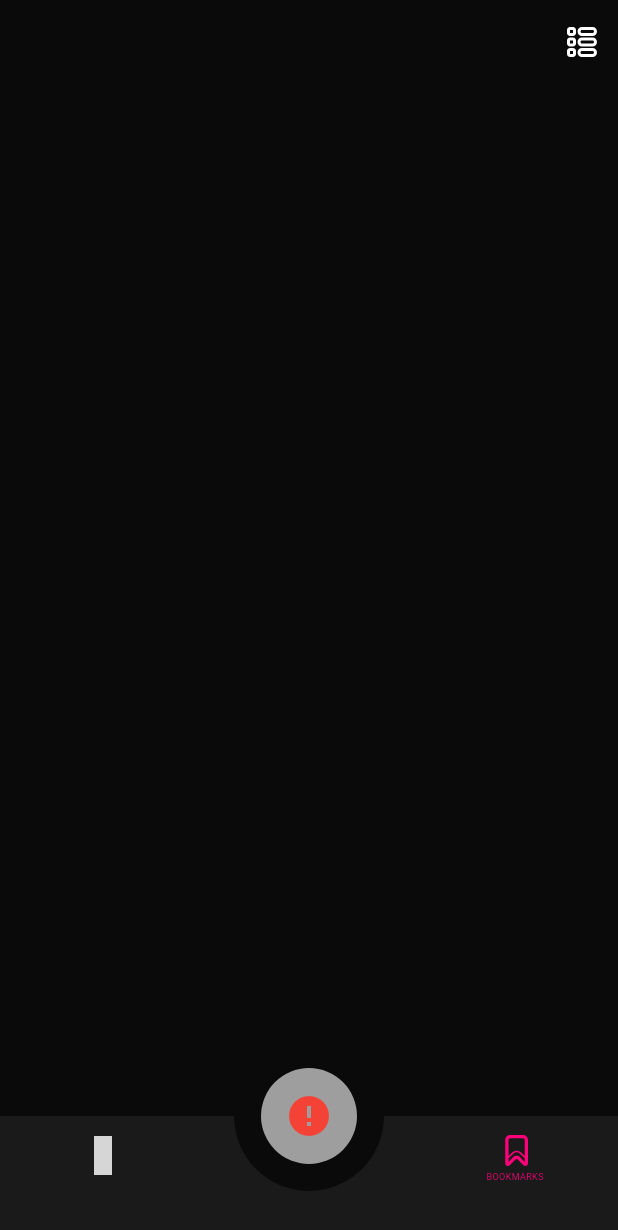
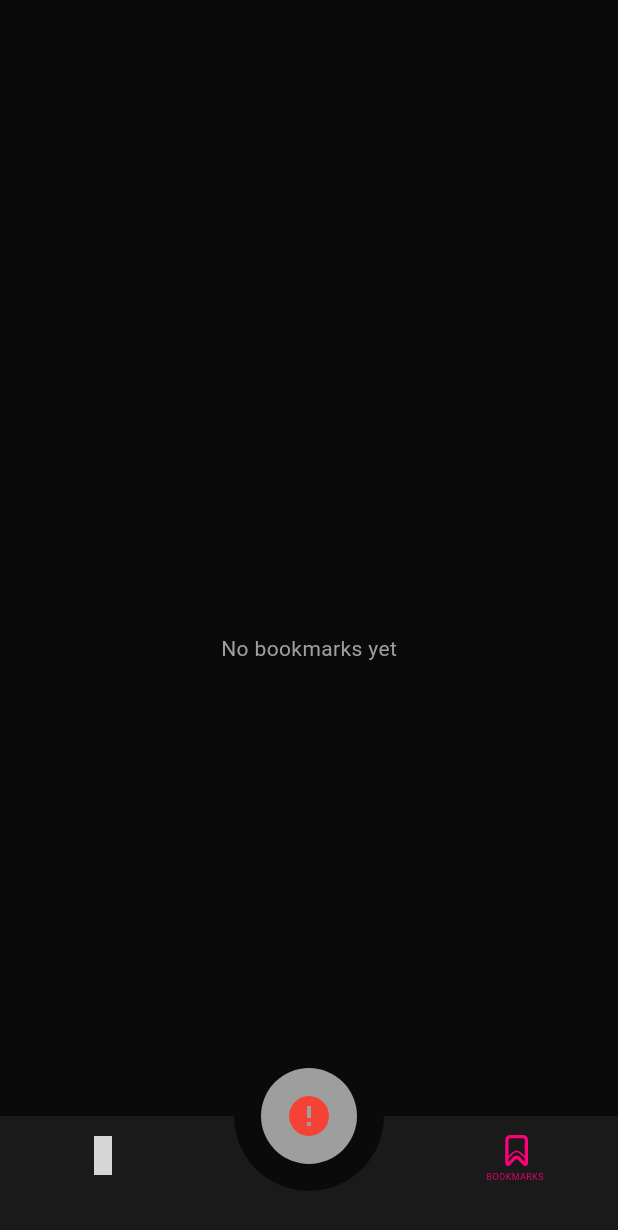
Before and after one commit to avesin/radiohub, a Flutter app: the screen it shows after launch, item 3 of the bottom bar chosen, on a phone screen of 412 x 824 dp. Shown: the top 1230 px of the screen. Run offline on Flutter 3.47's test engine with Material 3 defaults, Android fonts, the phone set to English and light mode, and no system bars; our stand-ins replace audio_service, dio, flutter_dotenv, flutter_riverpod, fluttericon, freezed_annotation and 7 more; missing offline and left inert: audio_session, dart:ffi, encrypt_shared_preferences, volume_controller; grey boxes are pictures that could not be loaded.

Commit message:
change logic when get location and fixing issue gray screen on bookmark page

```diff
--- a/lib/core/providers.dart
+++ b/lib/core/providers.dart
@@ -2,6 +2,7 @@ import 'dart:async';
 
 import 'package:dio/dio.dart';
 import 'package:encrypt_shared_preferences/provider.dart';
+import 'package:flutter/foundation.dart';
 import 'package:flutter_riverpod/flutter_riverpod.dart';
 import 'package:flutter_riverpod/legacy.dart';
 import 'package:pretty_dio_logger/pretty_dio_logger.dart';
@@ -24,16 +25,17 @@ final dioProvider = Provider<Dio>((ref) {
       receiveTimeout: Duration(seconds: 10),
     ),
   );
+  if (kDebugMode) {
     dio.interceptors.add(
       PrettyDioLogger(
         requestHeader: true,
         requestBody: true,
         filter: (options, args) {
-        //  return !options.uri.path.contains('posts');
           return !args.isResponse || !args.hasUint8ListData;
         },
       ),
     );
+  }
   return dio;
 });
 
@@ -69,9 +71,10 @@ final _audioPlayerStateProvider = StreamProvider<PlayerState>((ref) {
 
 final _playerAudioSourceProvider = StreamProvider<UriAudioSource?>((ref) {
   final player = ref.watch(audioPlayerProvider);
-  return player.sequenceStateStream.map((s) {
+  final source = player.sequenceStateStream.map((s) {
     return s.currentSource as UriAudioSource?;
   });
+  return source;
 });
 
 final audioStateProvider = Provider<AsyncValue<AudioPlayerState>>((ref) {
@@ -82,6 +85,10 @@ final audioStateProvider = Provider<AsyncValue<AudioPlayerState>>((ref) {
   if (processing is AsyncData &&
       playerState is AsyncData &&
       source is AsyncData) {
+    print(
+      "AudioState updated tag: ${source.value?.headers.toString() ?? 'null'}}",
+    );
+    print("AudioState updated url: ${source.value?.uri ?? 'null'}}");
     return AsyncData(
       AudioPlayerState(
         processingState: processing.value,
--- a/lib/features/bookmark/view/bookmark_view.dart
+++ b/lib/features/bookmark/view/bookmark_view.dart
@@ -9,8 +9,10 @@ class BookmarkView extends ConsumerWidget {
   @override
   Widget build(BuildContext context, WidgetRef ref) {
     final bookmarks = ref.watch(bookmarkViewmodelProvider);
-    return Expanded(
-      child: ListView.builder(
+    if (bookmarks.isEmpty) {
+      return const Center(child: Text('No bookmarks yet'));
+    }
+    return ListView.builder(
       itemCount: bookmarks.length,
       itemBuilder: (_, i) {
         final station = bookmarks[i];
@@ -21,7 +23,6 @@ class BookmarkView extends ConsumerWidget {
           onTap: (ctx) {},
         );
       },
-      ),
     );
   }
 }
--- a/lib/features/dashboard/data/dashboard_state.dart
+++ b/lib/features/dashboard/data/dashboard_state.dart
@@ -11,5 +11,6 @@ abstract class DashboardState with _$DashboardState {
     String? selectedCountry,
     LocationData? location,
     @Default([]) List<String> countries,
+    @Default(null) String? locationError,
   }) = _DashboardState;
 }
--- a/lib/features/dashboard/presentation/view/dashboard_view.dart
+++ b/lib/features/dashboard/presentation/view/dashboard_view.dart
@@ -1,8 +1,8 @@
 import 'package:flutter/material.dart';
 import 'package:flutter_riverpod/flutter_riverpod.dart';
-import 'package:fluttericon/typicons_icons.dart';
 import 'package:radioapp/core/colors.dart';
 import 'package:radioapp/core/providers.dart';
+import 'package:radioapp/core/repository.dart';
 import 'package:radioapp/core/view/notch_clipper.dart';
 import 'package:radioapp/core/view_model/location_viewmodel.dart';
 import 'package:radioapp/core/view_model/station_viewmodel.dart';
@@ -15,20 +15,24 @@ class DashboardView extends ConsumerWidget {
 
   @override
   Widget build(BuildContext context, WidgetRef ref) {
+    ref.listen<AsyncValue<LocationData>>(locationProvider, (prev, next) {
+      next.when(
+        data: (value) {
+          print(
+            "New location:  ${value.position.latitude}, ${value.position.longitude}, country: ${value.placemark.country}",
+          );
+          ref.read(dashboardProvider.notifier).setLocation(value);
+        },
+        loading: () => print("Fetching location..."),
+        error: (error, stackTrace) => ref
+            .read(dashboardProvider.notifier)
+            .setLocationError("Error fetching location: $error"),
+      );
+    });
     final currentIndex = ref.watch(
       dashboardProvider.select((s) => s.currentIndex),
     );
-    final selectedCountryIndex = ref.watch(
-      dashboardProvider.select((s) => s.selectedCountryIndex),
-    );
-    final countries = ref.watch(dashboardProvider.select((s) => s.countries));
-    ref.listen(locationProvider, (prev, next) {
-      next.whenData(
-        (value) => ref
-            .read(dashboardProvider.notifier)
-            .setSelectedCountry(value.placemark.country),
-      );
-    });
+    ref.watch(dashboardProvider.select((s) => s.selectedCountry));
     final station = ref.watch(stationProvider.select((s) => s.station));
     final player = ref.read(audioPlayerProvider);
     final playerState = ref.watch(audioStateProvider);
@@ -36,36 +40,15 @@ class DashboardView extends ConsumerWidget {
     return Scaffold(
       extendBody: true,
       backgroundColor: black,
-      body: Stack(children: [pages[currentIndex]]),
-      appBar: AppBar(
-        actions: [
-          Builder(
-            builder: (context) => IconButton(
-              icon: Icon(Typicons.th_list_outline),
-              onPressed: () {
-                Scaffold.of(context).openEndDrawer();
-              },
-            ),
+      body: Column(
+        children: [
+          SizedBox(height: 40),
+          Expanded(
+            child: ref.read(locationProvider).isLoading
+                ? Center(child: CircularProgressIndicator())
+                : Stack(children: [pages[currentIndex]]),
           ),
         ],
-      ),
-      endDrawer: Drawer(
-        child: Container(
-          color: dark,
-          child: ListView.builder(
-            itemCount: countries.length,
-            itemBuilder: (context, index) {
-              return ListTile(
-                title: Text(countries[index]),
-                selected: index == selectedCountryIndex,
-                onTap: () => {
-                  ref.read(dashboardProvider.notifier).selectCountry(index),
-                  Scaffold.of(context).closeEndDrawer(),
-                },
-              );
-            },
-          ),
-        ),
       ),
       floatingActionButton: PlaybuttonView(
         onPressed: () {
--- a/pubspec.yaml
+++ b/pubspec.yaml
@@ -16,7 +16,7 @@ publish_to: 'none' # Remove this line if you wish to publish to pub.dev
 # https://developer.apple.com/library/archive/documentation/General/Reference/InfoPlistKeyReference/Articles/CoreFoundationKeys.html
 # In Windows, build-name is used as the major, minor, and patch parts
 # of the product and file versions while build-number is used as the build suffix.
-version: 1.0.0+1
+version: 1.0.1+2
 
 environment:
   sdk: ^3.11.1
```
Also changed, not shown: lib/features/dashboard/presentation/viewmodel/dashboard_view_model.dart (+24 -4 lines), lib/features/list/view/list_page_view.dart (+11 -6 lines), lib/features/list/view_model/list_page_viewmodel.dart (+21 -16 lines), lib/features/dashboard/data/dashboard_state.freezed.dart, 1 other file. Lines whose indentation alone changed are shown as unchanged.
